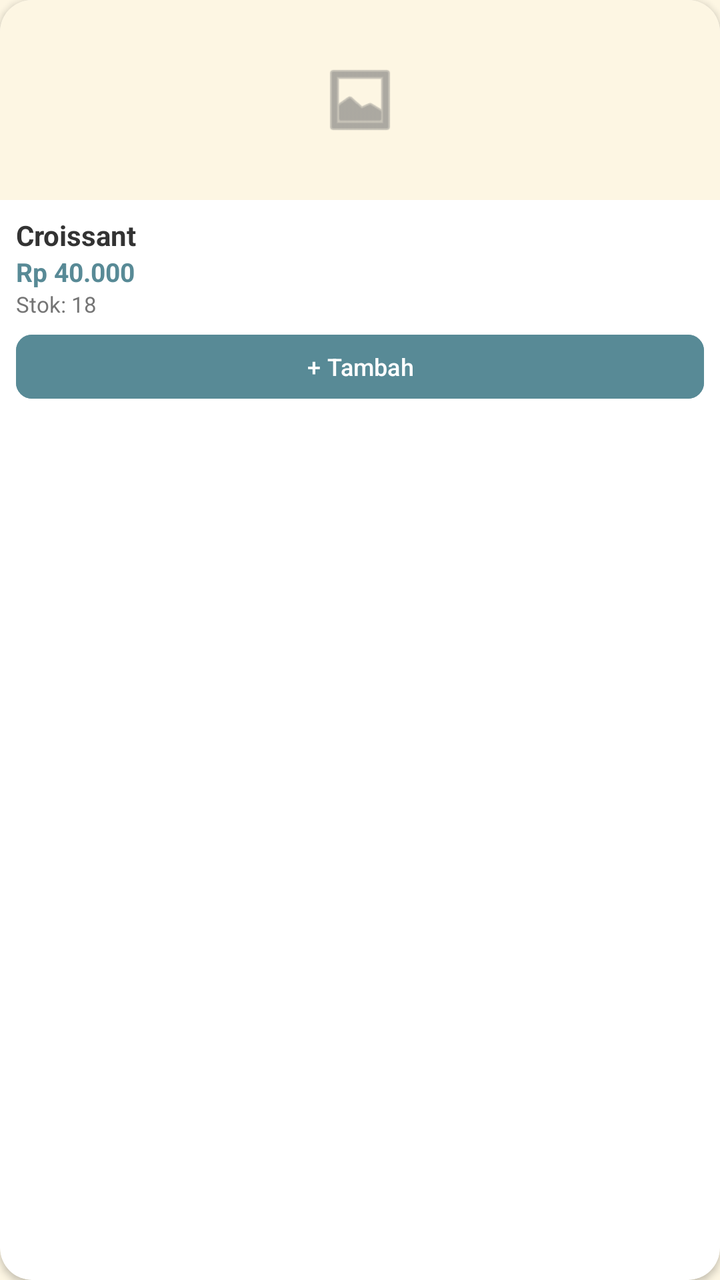
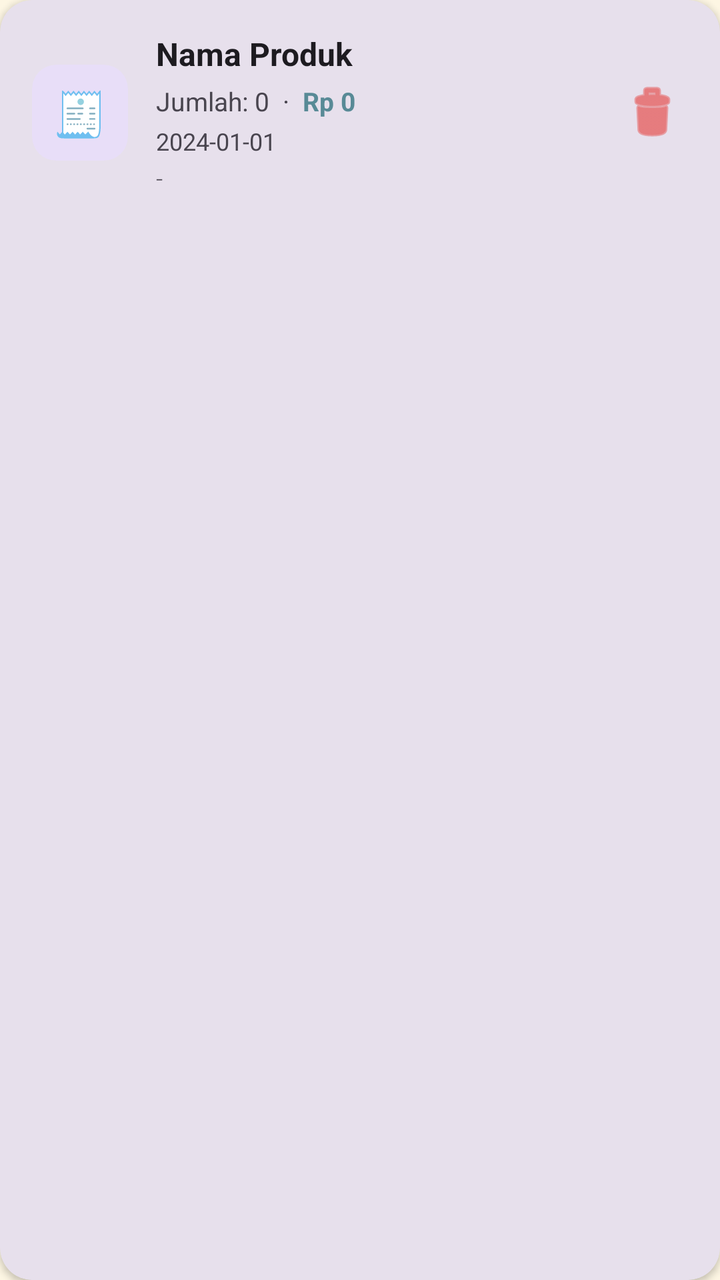

Two renders of the same Android screen: before a commit and after it. Below are the layout's source before the change and the commit's diff.
<!-- AndroidManifest.xml: application theme Theme.Penjualannya_adit -->
<!-- res/layout/item_transaksi_produk.xml -->
<?xml version="1.0" encoding="utf-8"?>
<com.google.android.material.card.MaterialCardView xmlns:android="http://schemas.android.com/apk/res/android"
    xmlns:app="http://schemas.android.com/apk/res-auto"
    xmlns:tools="http://schemas.android.com/tools"
    android:layout_width="match_parent"
    android:layout_height="wrap_content"
    android:layout_margin="4dp"
    app:cardBackgroundColor="@color/surface_white"
    app:cardCornerRadius="16dp"
    app:cardElevation="2dp"
    app:strokeWidth="0dp">

    <LinearLayout
        android:layout_width="match_parent"
        android:layout_height="wrap_content"
        android:orientation="vertical">

        <FrameLayout
            android:layout_width="match_parent"
            android:layout_height="100dp"
            android:background="@color/background_gray">
            <ImageView
                android:layout_width="40dp"
                android:layout_height="40dp"
                android:layout_gravity="center"
                android:src="@android:drawable/ic_menu_gallery"
                app:tint="@color/text_gray" />
        </FrameLayout>

        <LinearLayout
            android:layout_width="match_parent"
            android:layout_height="wrap_content"
            android:orientation="vertical"
            android:padding="8dp">

            <TextView
                android:id="@+id/tvNama"
                android:layout_width="match_parent"
                android:layout_height="wrap_content"
                android:text="Croissant"
                android:textColor="@color/text_dark"
                android:textSize="14sp"
                android:textStyle="bold" />

            <TextView
                android:id="@+id/tvHarga"
                android:layout_width="match_parent"
                android:layout_height="wrap_content"
                android:text="Rp 40.000"
                android:textColor="@color/primary_teal"
                android:textSize="13sp"
                android:textStyle="bold" />

            <TextView
                android:id="@+id/tvStok"
                android:layout_width="match_parent"
                android:layout_height="wrap_content"
                android:text="Stok: 18"
                android:textColor="@color/text_gray"
                android:textSize="11sp" />

            <Button
                android:id="@+id/btnTambah"
                android:layout_width="match_parent"
                android:layout_height="32dp"
                android:layout_marginTop="8dp"
                android:backgroundTint="@color/primary_teal"
                android:padding="0dp"
                android:insetTop="0dp"
                android:insetBottom="0dp"
                android:text="+ Tambah"
                android:textAllCaps="false"
                android:textSize="12sp"
                app:cornerRadius="8dp" />
        </LinearLayout>
    </LinearLayout>
</com.google.android.material.card.MaterialCardView>
<!-- resources referenced by this layout -->
<resources>
  <color name="background_gray">#FDF6E3</color>
  <color name="primary_teal">#588A96</color>
  <color name="surface_white">#FFFFFF</color>
  <color name="text_dark">#333333</color>
  <color name="text_gray">#757575</color>
  <style name="Theme.Penjualannya_adit" parent="Base.Theme.Penjualannya_adit" />
  <style name="Base.Theme.Penjualannya_adit" parent="Theme.Material3.DayNight.NoActionBar">
          <item name="colorPrimary">@color/primary_brand</item>
          <item name="android:statusBarColor">@color/primary_brand</item>
          <item name="android:windowBackground">@color/background_light</item>
      </style>
  <color name="primary_brand">#588A96</color>
  <color name="background_light">#FDF6E3</color>
</resources>

<!-- the commit's change to res/layout/item_transaksi_produk.xml (unified diff, before → after) -->
@@ -1,77 +1,114 @@
 <?xml version="1.0" encoding="utf-8"?>
-<com.google.android.material.card.MaterialCardView xmlns:android="http://schemas.android.com/apk/res/android"
+<androidx.cardview.widget.CardView
+    xmlns:android="http://schemas.android.com/apk/res/android"
     xmlns:app="http://schemas.android.com/apk/res-auto"
-    xmlns:tools="http://schemas.android.com/tools"
     android:layout_width="match_parent"
     android:layout_height="wrap_content"
-    android:layout_margin="4dp"
-    app:cardBackgroundColor="@color/surface_white"
+    android:layout_marginBottom="12dp"
+    app:cardBackgroundColor="?attr/colorSurfaceVariant"
     app:cardCornerRadius="16dp"
-    app:cardElevation="2dp"
-    app:strokeWidth="0dp">
+    app:cardElevation="2dp">
 
     <LinearLayout
         android:layout_width="match_parent"
         android:layout_height="wrap_content"
-        android:orientation="vertical">
+        android:orientation="horizontal"
+        android:padding="16dp"
+        android:gravity="center_vertical">
 
-        <FrameLayout
-            android:layout_width="match_parent"
-            android:layout_height="100dp"
-            android:background="@color/background_gray">
-            <ImageView
-                android:layout_width="40dp"
-                android:layout_height="40dp"
-                android:layout_gravity="center"
-                android:src="@android:drawable/ic_menu_gallery"
-                app:tint="@color/text_gray" />
-        </FrameLayout>
-
-        <LinearLayout
-            android:layout_width="match_parent"
-            android:layout_height="wrap_content"
-            android:orientation="vertical"
-            android:padding="8dp">
+        
+        <androidx.cardview.widget.CardView
+            android:layout_width="48dp"
+            android:layout_height="48dp"
+            android:layout_marginEnd="14dp"
+            app:cardBackgroundColor="?attr/colorSecondaryContainer"
+            app:cardCornerRadius="12dp"
+            app:cardElevation="0dp">
 
             <TextView
-                android:id="@+id/tvNama"
                 android:layout_width="match_parent"
+                android:layout_height="match_parent"
+                android:gravity="center"
+                android:text="🧾"
+                android:textSize="22sp" />
+        </androidx.cardview.widget.CardView>
+
+        
+        <LinearLayout
+            android:layout_width="0dp"
+            android:layout_height="wrap_content"
+            android:layout_weight="1"
+            android:orientation="vertical">
+
+            <TextView
+                android:id="@+id/tvNamaProdukTransaksi"
+                android:layout_width="wrap_content"
                 android:layout_height="wrap_content"
-                android:text="Croissant"
-                android:textColor="@color/text_dark"
-                android:textSize="14sp"
+                android:text="Nama Produk"
+                android:textColor="?attr/colorOnSurface"
+                android:textSize="16sp"
                 android:textStyle="bold" />
 
-            <TextView
-                android:id="@+id/tvHarga"
-                android:layout_width="match_parent"
+            <LinearLayout
+                android:layout_width="wrap_content"
                 android:layout_height="wrap_content"
-                android:text="Rp 40.000"
-                android:textColor="@color/primary_teal"
-                android:textSize="13sp"
-                android:textStyle="bold" />
+                android:layout_marginTop="4dp"
+                android:orientation="horizontal">
+
+                <TextView
+                    android:id="@+id/tvJumlahTransaksi"
+                    android:layout_width="wrap_content"
+                    android:layout_height="wrap_content"
+                    android:text="Jumlah: 0"
+                    android:textColor="?attr/colorOnSurfaceVariant"
+                    android:textSize="13sp" />
+
+                <TextView
+                    android:layout_width="wrap_content"
+                    android:layout_height="wrap_content"
+                    android:text="  ·  "
+                    android:textColor="?attr/colorOnSurfaceVariant"
+                    android:textSize="13sp" />
+
+                <TextView
+                    android:id="@+id/tvTotalHargaTransaksi"
+                    android:layout_width="wrap_content"
+                    android:layout_height="wrap_content"
+                    android:text="Rp 0"
+                    android:textColor="?attr/colorPrimary"
+                    android:textSize="13sp"
+                    android:textStyle="bold" />
+            </LinearLayout>
 
             <TextView
-                android:id="@+id/tvStok"
-                android:layout_width="match_parent"
+                android:id="@+id/tvTanggalTransaksi"
+                android:layout_width="wrap_content"
                 android:layout_height="wrap_content"
-                android:text="Stok: 18"
-                android:textColor="@color/text_gray"
-                android:textSize="11sp" />
+                android:layout_marginTop="3dp"
+                android:text="2024-01-01"
+                android:textColor="?attr/colorOnSurfaceVariant"
+                android:textSize="12sp" />
 
-            <Button
-                android:id="@+id/btnTambah"
-                android:layout_width="match_parent"
-                android:layout_height="32dp"
-                android:layout_marginTop="8dp"
-                android:backgroundTint="@color/primary_teal"
-                android:padding="0dp"
-                android:insetTop="0dp"
-                android:insetBottom="0dp"
-                android:text="+ Tambah"
-                android:textAllCaps="false"
+            <TextView
+                android:id="@+id/tvKeteranganTransaksi"
+                android:layout_width="wrap_content"
+                android:layout_height="wrap_content"
+                android:layout_marginTop="2dp"
+                android:text="-"
+                android:textColor="?attr/colorOnSurfaceVariant"
                 android:textSize="12sp"
-                app:cornerRadius="8dp" />
+                android:fontFamily="sans-serif-light" />
         </LinearLayout>
+
+        
+        <ImageButton
+            android:id="@+id/btnDeleteTransaksi"
+            android:layout_width="36dp"
+            android:layout_height="36dp"
+            android:background="?attr/selectableItemBackgroundBorderless"
+            android:src="@android:drawable/ic_menu_delete"
+            android:contentDescription="Hapus Transaksi"
+            android:tint="@color/color_delete_btn" />
+
     </LinearLayout>
-</com.google.android.material.card.MaterialCardView>
+</androidx.cardview.widget.CardView>
<!-- resource entries referenced after the edit -->
@@ -1,10 +1,6 @@
 <!-- resources referenced by this layout -->
 <resources>
-  <color name="background_gray">#FDF6E3</color>
-  <color name="primary_teal">#588A96</color>
-  <color name="surface_white">#FFFFFF</color>
-  <color name="text_dark">#333333</color>
-  <color name="text_gray">#757575</color>
+  <color name="color_delete_btn">#E53935</color>
   <style name="Theme.Penjualannya_adit" parent="Base.Theme.Penjualannya_adit" />
   <style name="Base.Theme.Penjualannya_adit" parent="Theme.Material3.DayNight.NoActionBar">
           <item name="colorPrimary">@color/primary_brand</item>
